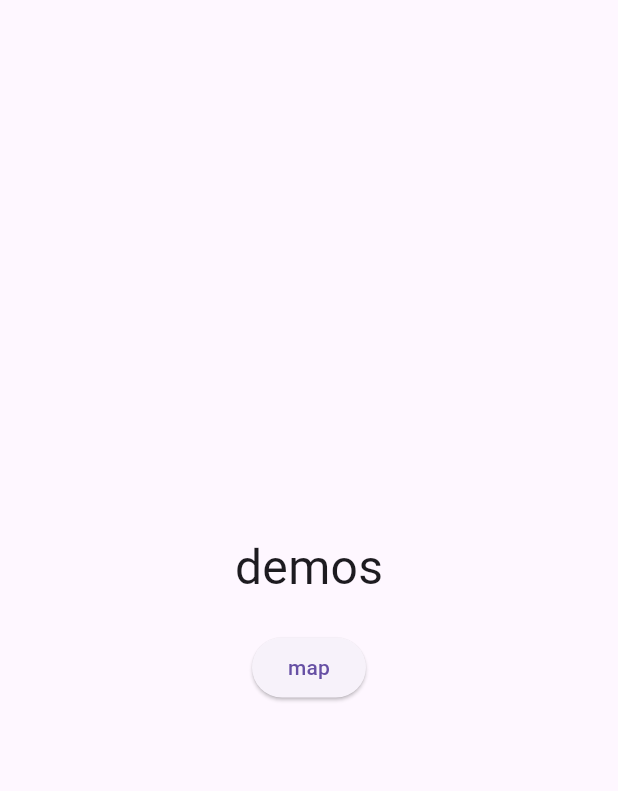
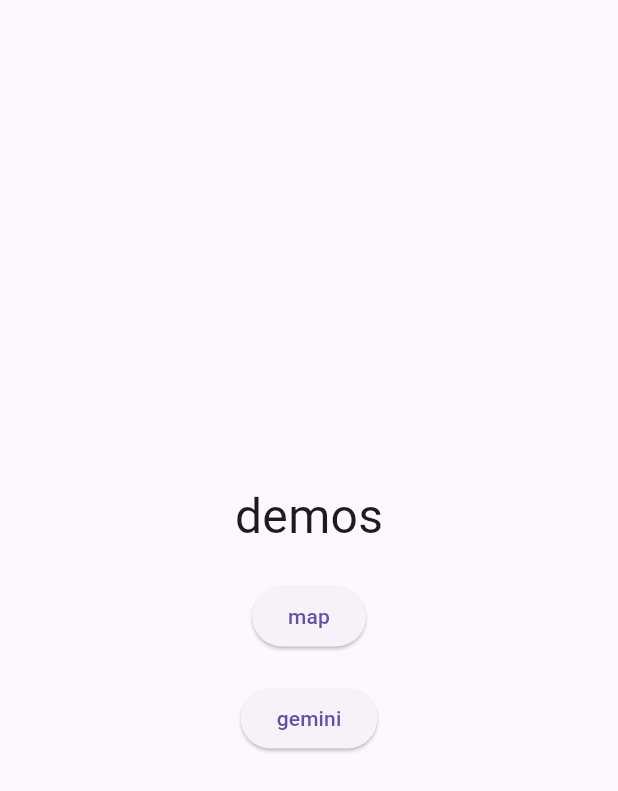
Before and after one commit to 1lyasm/imenniroutes, a Flutter app: the screen it shows after launch, on a phone screen of 412 x 824 dp. Shown: the top 791 px of the screen. Run offline on Flutter 3.47's test engine with Material 3 defaults, Android fonts, the phone set to English and light mode, and no system bars; our stand-ins replace google_maps_flutter.

Commit message:
Dummy page gemini added for further work

```diff
--- a/lib/main.dart
+++ b/lib/main.dart
@@ -1,5 +1,6 @@
 import 'package:flutter/material.dart';
 import 'package:imenniroutes/map.dart';
+import 'package:imenniroutes/gemini.dart';
 
 void main() {
   runApp(
@@ -32,6 +33,16 @@
                 },
                 child: Text('map'),
               ),
+              SizedBox(height: 20), // Add space between text and button
+              ElevatedButton(
+                onPressed: () {
+                  Navigator.push(
+                  context,
+                  MaterialPageRoute(builder: (context) => gemini()),
+                );
+                },
+                child: Text('gemini'),
+              ),
             ],
           ),
         ),
```
Also changed, not shown: lib/gemini.dart (added, +21 -0 lines).
